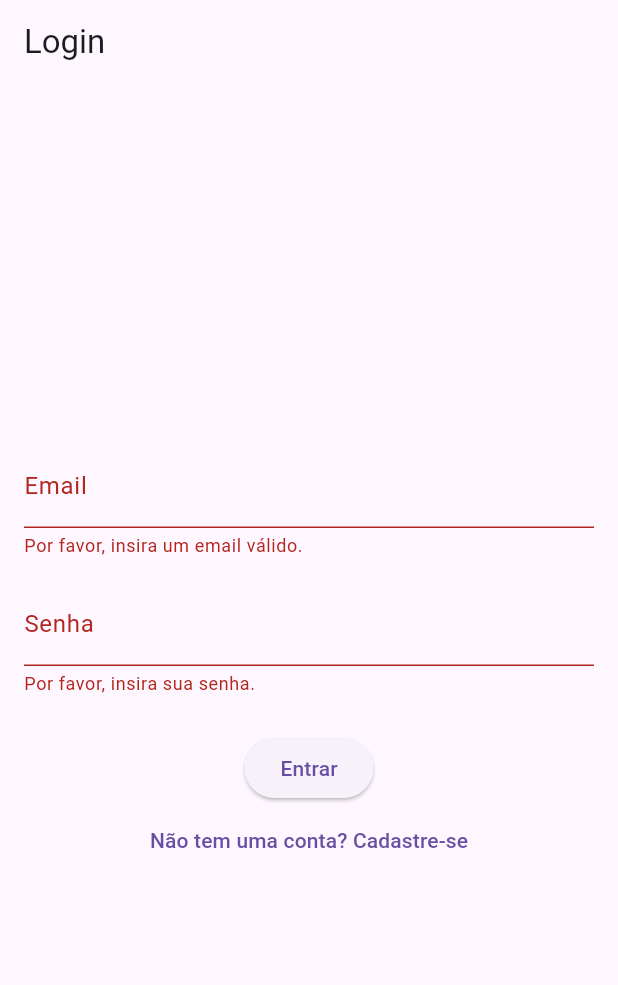
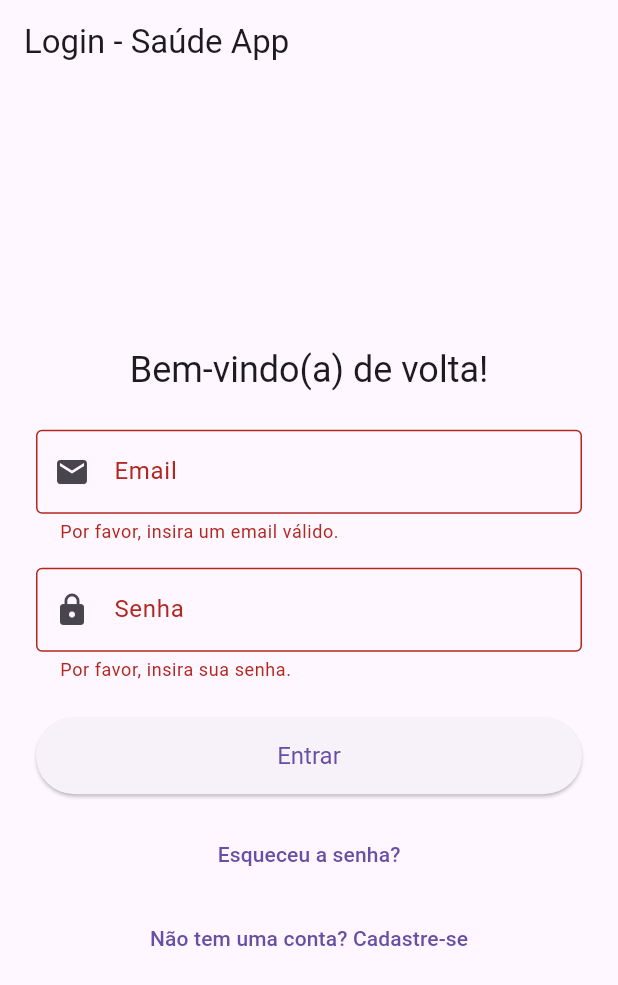
Before and after one commit to Rafaelopa/SaudeApp, a Flutter app: the screen it shows after launch, after a tap on "Entrar", on a phone screen of 412 x 824 dp. Shown: the top 985 px of the screen. Run offline on Flutter 3.47's test engine with Material 3 defaults, Android fonts, the phone set to English and light mode, and no system bars; our stand-ins replace firebase_auth, firebase_core, flutter_riverpod; accounts and stored records are empty.

Commit message:
M01 Autenticação: Refinamento UI/UX e lógica de login/cadastro nas telas

```diff
--- a/lib/src/features/authentication/presentation/screens/login_screen.dart
+++ b/lib/src/features/authentication/presentation/screens/login_screen.dart
@@ -1,38 +1,45 @@
 // Presentation layer - Login Screen
 
-import 'package:flutter/material.dart';
-// TODO: Import AuthService and a StateNotifier/Provider for state management
+import "package:flutter/material.dart";
+import "package:flutter_riverpod/flutter_riverpod.dart";
+import "package:saude_app/src/features/authentication/presentation/screens/registration_screen.dart";
+import "package:saude_app/src/features/authentication/presentation/widgets/auth_gate.dart"; // For authServiceProvider
 
-class LoginScreen extends StatefulWidget {
+class LoginScreen extends ConsumerStatefulWidget {
   const LoginScreen({super.key});
 
   @override
-  State<LoginScreen> createState() => _LoginScreenState();
+  ConsumerState<LoginScreen> createState() => _LoginScreenState();
 }
 
-class _LoginScreenState extends State<LoginScreen> {
+class _LoginScreenState extends ConsumerState<LoginScreen> {
   final _formKey = GlobalKey<FormState>();
   final _emailController = TextEditingController();
   final _passwordController = TextEditingController();
   bool _isLoading = false;
-
-  // TODO: Get AuthService instance from a provider
+  String? _errorMessage;
 
   Future<void> _login() async {
+    setState(() {
+      _errorMessage = null; // Clear previous error messages
+    });
     if (_formKey.currentState!.validate()) {
       setState(() {
         _isLoading = true;
       });
       try {
-        // TODO: Call authService.signInWithEmailAndPassword
-        // On success, navigation will be handled by AuthGate or similar
-        print("Login attempt with: ${_emailController.text}");
+        final authService = ref.read(authServiceProvider);
+        await authService.signInWithEmailAndPassword(
+          _emailController.text.trim(),
+          _passwordController.text.trim(),
+        );
+        // Navigation will be handled by AuthGate if successful
       } catch (e) {
-        // TODO: Show error to user
-        print("Login error: $e");
-        ScaffoldMessenger.of(context).showSnackBar(
-          SnackBar(content: Text("Falha no login: ${e.toString()}")),
-        );
+        if (mounted) {
+          setState(() {
+            _errorMessage = "Falha no login: ${e.toString().replaceFirst("Exception: ", "")}";
+          });
+        }
       }
       if (mounted) {
         setState(() {
@@ -52,21 +59,33 @@ class _LoginScreenState extends State<LoginScreen> {
   @override
   Widget build(BuildContext context) {
     return Scaffold(
-      appBar: AppBar(title: const Text('Login')),
-      body: Padding(
-        padding: const EdgeInsets.all(16.0),
+      appBar: AppBar(title: const Text("Login - Saúde App")),
+      body: Center(
+        child: SingleChildScrollView(
+          padding: const EdgeInsets.all(24.0),
           child: Form(
             key: _formKey,
             child: Column(
               mainAxisAlignment: MainAxisAlignment.center,
+              crossAxisAlignment: CrossAxisAlignment.stretch,
               children: <Widget>[
+                Text(
+                  "Bem-vindo(a) de volta!",
+                  style: Theme.of(context).textTheme.headlineSmall,
+                  textAlign: TextAlign.center,
+                ),
+                const SizedBox(height: 24),
                 TextFormField(
                   controller: _emailController,
-                decoration: const InputDecoration(labelText: 'Email'),
+                  decoration: const InputDecoration(
+                    labelText: "Email",
+                    border: OutlineInputBorder(),
+                    prefixIcon: Icon(Icons.email),
+                  ),
                   keyboardType: TextInputType.emailAddress,
                   validator: (value) {
-                  if (value == null || value.isEmpty || !value.contains('@')) {
-                    return 'Por favor, insira um email válido.';
+                    if (value == null || value.isEmpty || !value.contains("@")) {
+                      return "Por favor, insira um email válido.";
                     }
                     return null;
                   },
@@ -74,30 +93,60 @@ class _LoginScreenState extends State<LoginScreen> {
                 const SizedBox(height: 16),
                 TextFormField(
                   controller: _passwordController,
-                decoration: const InputDecoration(labelText: 'Senha'),
+                  decoration: const InputDecoration(
+                    labelText: "Senha",
+                    border: OutlineInputBorder(),
+                    prefixIcon: Icon(Icons.lock),
+                  ),
                   obscureText: true,
                   validator: (value) {
                     if (value == null || value.isEmpty) {
-                    return 'Por favor, insira sua senha.';
+                      return "Por favor, insira sua senha.";
                     }
                     return null;
                   },
                 ),
+                if (_errorMessage != null)
+                  Padding(
+                    padding: const EdgeInsets.only(top: 8.0),
+                    child: Text(
+                      _errorMessage!,
+                      style: TextStyle(color: Theme.of(context).colorScheme.error),
+                      textAlign: TextAlign.center,
+                    ),
+                  ),
                 const SizedBox(height: 24),
                 _isLoading
-                  ? const CircularProgressIndicator()
+                    ? const Center(child: CircularProgressIndicator())
                     : ElevatedButton(
+                        style: ElevatedButton.styleFrom(
+                          padding: const EdgeInsets.symmetric(vertical: 16),
+                          textStyle: const TextStyle(fontSize: 16),
+                        ),
                         onPressed: _login,
-                      child: const Text('Entrar'),
+                        child: const Text("Entrar"),
                       ),
+                const SizedBox(height: 16),
                 TextButton(
                   onPressed: () {
-                  // TODO: Navigate to RegistrationScreen
-                  print("Navigate to registration screen");
+                    // TODO: Implement Forgot Password
+                    ScaffoldMessenger.of(context).showSnackBar(
+                      const SnackBar(content: Text("Funcionalidade de recuperar senha ainda não implementada.")),
+                    );
                   },
-                child: const Text('Não tem uma conta? Cadastre-se'),
+                  child: const Text("Esqueceu a senha?"),
+                ),
+                const SizedBox(height: 8),
+                TextButton(
+                  onPressed: () {
+                    Navigator.of(context).push(
+                      MaterialPageRoute(builder: (context) => const RegistrationScreen()),
+                    );
+                  },
+                  child: const Text("Não tem uma conta? Cadastre-se"),
                 ),
               ],
+            ),
           ),
         ),
       ),
```
Also changed, not shown: lib/src/features/authentication/presentation/screens/registration_screen.dart (+79 -37 lines). Lines whose indentation alone changed are shown as unchanged.
